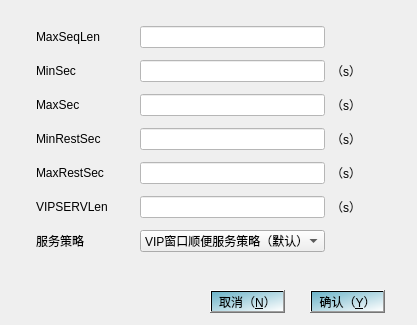
First picture: the form in configw.ui, repository laddie132/Bank-Simulation-Demo, before the edit.
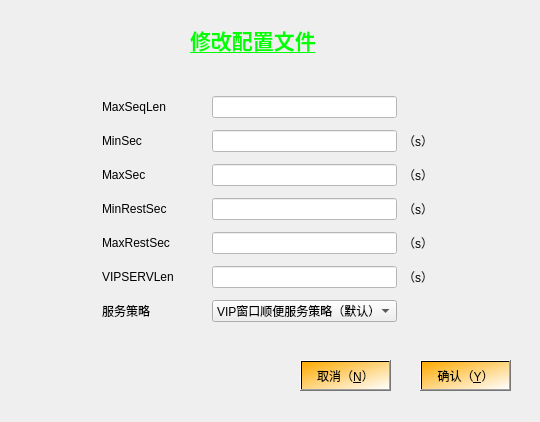
Second picture: the form after the edit. Icons and pictures are not drawn.

```diff
--- a/configw.ui
+++ b/configw.ui
@@ -6,8 +6,8 @@
    <rect>
     <x>0</x>
     <y>0</y>
-    <width>417</width>
-    <height>325</height>
+    <width>540</width>
+    <height>422</height>
    </rect>
   </property>
   <property name="sizePolicy">
@@ -34,9 +34,9 @@
   <widget class="QWidget" name="gridLayoutWidget">
    <property name="geometry">
     <rect>
-     <x>10</x>
-     <y>20</y>
-     <width>351</width>
+     <x>70</x>
+     <y>90</y>
+     <width>363</width>
      <height>241</height>
     </rect>
    </property>
@@ -291,35 +291,45 @@
   <widget class="QPushButton" name="pushButton_2">
    <property name="geometry">
     <rect>
-     <x>310</x>
-     <y>290</y>
-     <width>75</width>
-     <height>23</height>
+     <x>420</x>
+     <y>360</y>
+     <width>91</width>
+     <height>31</height>
     </rect>
    </property>
    <property name="styleSheet">
     <string notr="true">font: 25 10pt &quot;微软雅黑 Light&quot;;
-background-color: qlineargradient(spread:pad, x1:0, y1:0, x2:1, y2:1, stop:0 rgba(107, 179, 200, 255), stop:1 rgba(255, 255, 255, 255));
-
-</string>
+background-color: qlineargradient(spread:pad, x1:0, y1:0, x2:1, y2:1, stop:0 rgba(255, 170, 0, 255), stop:1 rgba(255, 255, 255, 255));</string>
    </property>
    <property name="text">
     <string>确认（&amp;Y）</string>
    </property>
   </widget>
-  <widget class="QPushButton" name="pushButton_3">
+  <widget class="QLabel" name="label_2">
    <property name="geometry">
     <rect>
-     <x>210</x>
-     <y>290</y>
-     <width>75</width>
-     <height>23</height>
+     <x>190</x>
+     <y>20</y>
+     <width>141</width>
+     <height>41</height>
+    </rect>
+   </property>
+   <property name="text">
+    <string>&lt;html&gt;&lt;head/&gt;&lt;body&gt;&lt;p&gt;&lt;span style=&quot; font-size:16pt; font-weight:600; text-decoration: underline; color:#00ff00;&quot;&gt;修改配置文件&lt;/span&gt;&lt;/p&gt;&lt;/body&gt;&lt;/html&gt;</string>
+   </property>
+  </widget>
+  <widget class="QPushButton" name="pushButton_4">
+   <property name="geometry">
+    <rect>
+     <x>300</x>
+     <y>360</y>
+     <width>91</width>
+     <height>31</height>
     </rect>
    </property>
    <property name="styleSheet">
     <string notr="true">font: 25 10pt &quot;微软雅黑 Light&quot;;
-background-color: qlineargradient(spread:pad, x1:0, y1:0, x2:1, y2:1, stop:0 rgba(107, 179, 200, 255), stop:1 rgba(255, 255, 255, 255));
-</string>
+background-color: qlineargradient(spread:pad, x1:0, y1:0, x2:1, y2:1, stop:0 rgba(255, 170, 0, 255), stop:1 rgba(255, 255, 255, 255));</string>
    </property>
    <property name="text">
     <string>取消（&amp;N）</string>
```
Left out of the diff: 67 changed lines with no effect on the pictures.
